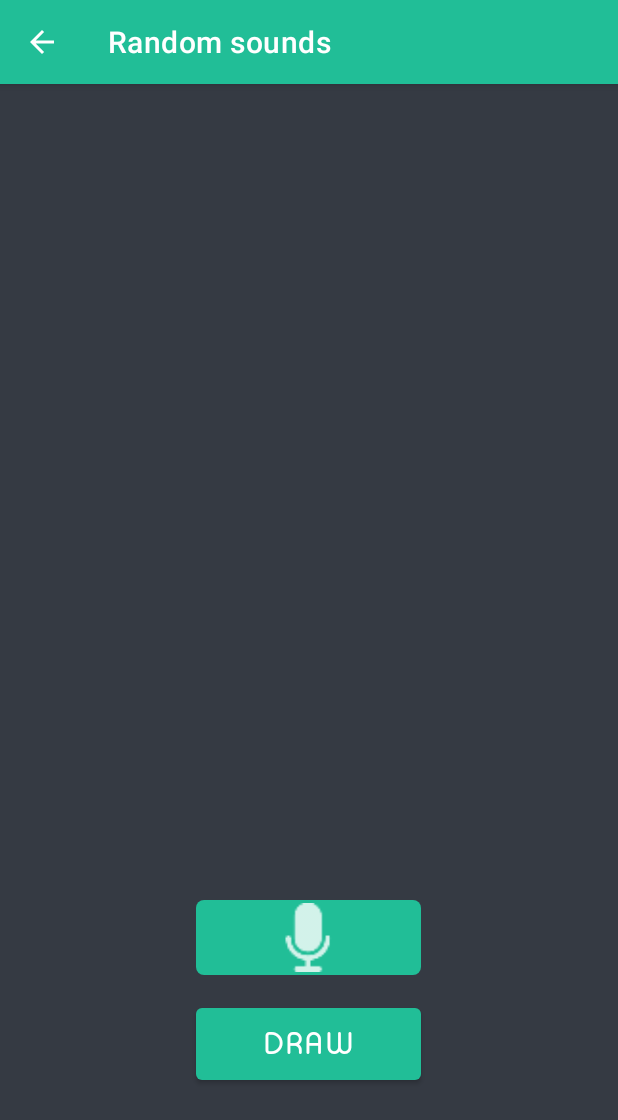
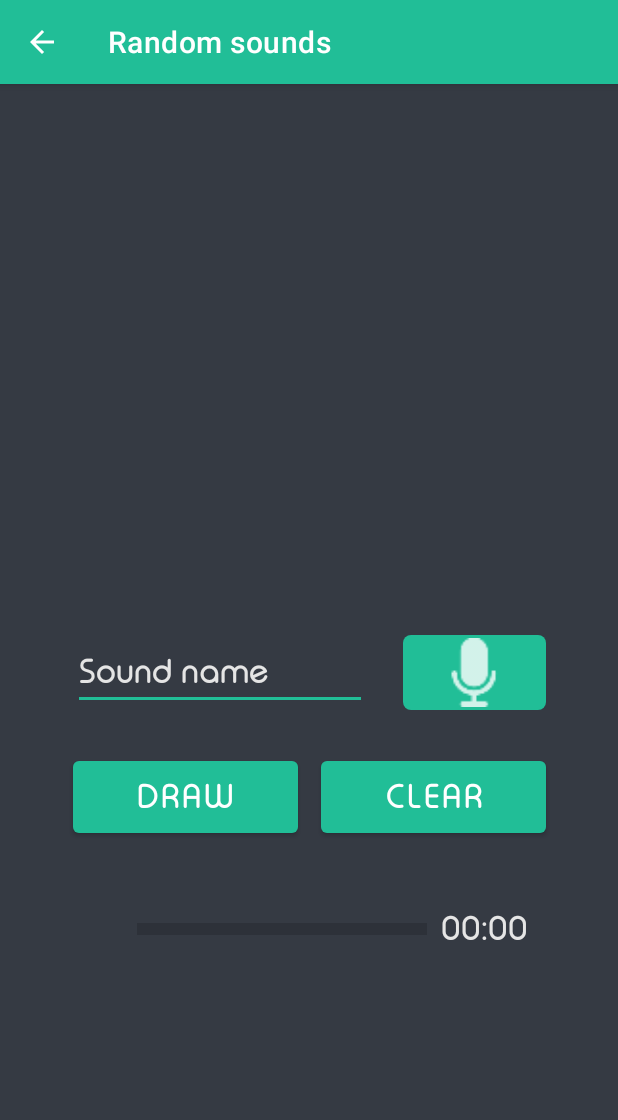
Before and after one commit to michal1702/RNG_AndroidApp, an Android app: the RandomSoundsActivity screen opened directly, with no data from a screen before it, on a phone screen of 412 x 824 dp. Shown: the top 1120 px of the screen. Run offline under Robolectric (Android 15) with nearby library versions, the phone set to English and light mode, and no system bars.

Commit message:
implemented random sounds activity

```diff
--- a/app/src/main/java/com/project/randomnumbergenerator/RandomSoundsActivity.kt
+++ b/app/src/main/java/com/project/randomnumbergenerator/RandomSoundsActivity.kt
@@ -3,22 +3,27 @@ package com.project.randomnumbergenerator
 import android.Manifest
 import android.app.Activity
 import android.content.pm.PackageManager
-import androidx.appcompat.app.AppCompatActivity
 import android.os.Bundle
 import android.view.View
 import android.view.inputmethod.InputMethodManager
-import android.widget.Button
-import android.widget.ImageView
-import android.widget.ListView
+import android.widget.*
+import androidx.appcompat.app.AppCompatActivity
 import androidx.core.app.ActivityCompat
+import java.util.concurrent.TimeUnit
+import kotlin.random.Random
+
 
 private const val RECORD_AUDIO_PERMISSION = 200
 
 class RandomSoundsActivity : AppCompatActivity() {
     private lateinit var listView: ListView
-    private lateinit var generateButton: Button
+    private lateinit var drawButton: Button
     private lateinit var recordButton: ImageView
+    private lateinit var soundNameTextEdit: EditText
+    private lateinit var clearSounds: Button
     private lateinit var soundsListAdapter: SoundsListAdapter
+    private lateinit var soundProgressBar: ProgressBar
+    private lateinit var soundTime: TextView
     private lateinit var soundsArray: ArrayList<SoundsListItem>
     private var permissionToRecordAccepted = false
     private var isRecording = false
@@ -34,28 +39,77 @@ class RandomSoundsActivity : AppCompatActivity() {
         modifyActionBar()
 
         recordButton.setOnClickListener{
+            if(!soundNameTextEdit.text.isNullOrEmpty()) {
                 val itemNumber: Int = soundsArray.size
-            if(isRecording){
+                val soundName: String = soundNameTextEdit.text.toString()
+                if (isRecording) {
                     recordButton.setImageResource(R.drawable.ic_microphone)
                     manager?.stopRecording()
                     soundsListAdapter = SoundsListAdapter(applicationContext, soundsArray)
                     listView.adapter = soundsListAdapter
-                soundsArray.add(SoundsListItem("Sound no. $itemNumber", "sound-$itemNumber"))
+                    soundsArray.add(SoundsListItem(soundName, "sound-$itemNumber"))
                     isRecording = false
-            }else {
+                    soundNameTextEdit.setText("")
+                } else {
                     manager?.startRecording(this, "sound-$itemNumber")
                     recordButton.setImageResource(R.drawable.ic_pause)
                     isRecording = true
                 }
             }
-        generateButton.setOnClickListener{
+            else Toast.makeText(this, "Enter sound name", Toast.LENGTH_LONG).show()
+        }
+        drawButton.setOnClickListener{
+            if(soundsArray.isNotEmpty()){
+                val position = Random.nextInt(0, soundsArray.size)
+                Thread {
+                    var currentPosition = 0
+                    manager?.playSound("sound-$position")
+                    runOnUiThread {
+                        drawButton.isEnabled = false
+                        clearSounds.isEnabled = false
+                        recordButton.isEnabled = false
+                    }
+                    val duration = manager?.getDuration()!!
+                    soundProgressBar.max = duration
+                    while(manager?.getCurrentPosition()!! < duration) {
+                        currentPosition = manager?.getCurrentPosition()!!
+                        soundProgressBar.progress = currentPosition
+                        runOnUiThread {
+                            val stringFormat = String.format("%02d:%02d",
+                                    TimeUnit.MILLISECONDS.toMinutes(currentPosition.toLong()),
+                                    TimeUnit.MILLISECONDS.toSeconds(currentPosition.toLong()))
+                            soundTime.text = stringFormat
+                        }
+                    }
+                    runOnUiThread {
+                        soundTime.text = "00:00"
+                        drawButton.isEnabled = true
+                        clearSounds.isEnabled = true
+                        recordButton.isEnabled = true
+                    }
+                    soundProgressBar.progress = 0
+                }.start()
+               Toast.makeText(this, "Now playing: " + soundsArray[position].nameOfSound, Toast.LENGTH_SHORT).show()
             }
         }
 
+        clearSounds.setOnClickListener{
+            soundsArray.clear()
+            soundsListAdapter.notifyDataSetChanged()
+        }
+    }
+
+    /**
+     * Sets up controls like buttons, text fields, etc.
+     */
     private fun setControls(){
         listView = findViewById(R.id.soundsListView)
-        generateButton = findViewById(R.id.generateSoundButton)
+        drawButton = findViewById(R.id.generateSoundButton)
         recordButton = findViewById(R.id.recordSoundImageView)
+        soundNameTextEdit = findViewById(R.id.soundNameEditText)
+        clearSounds = findViewById(R.id.clearSoundsButton)
+        soundProgressBar = findViewById(R.id.soundProgressBar)
+        soundTime = findViewById(R.id.soundTimeTextView)
     }
 
     override fun onRequestPermissionsResult(requestCode: Int,
@@ -68,11 +122,19 @@ class RandomSoundsActivity : AppCompatActivity() {
         else false
         if(!permissionToRecordAccepted) finish()
     }
+
+    /**
+     * Method hides keyboard on focus off
+     * @param view view of this activity
+     */
     fun hideKeyboard(view: View) {
         val inputMethodManager: InputMethodManager = getSystemService(Activity.INPUT_METHOD_SERVICE) as InputMethodManager
         inputMethodManager.hideSoftInputFromWindow(currentFocus?.windowToken, 0)
     }
 
+    /**
+     * Sets up action bar
+     */
     private fun modifyActionBar(){
         val actionBar = supportActionBar
         actionBar!!.title = "Random sounds"
--- a/app/src/main/java/com/project/randomnumbergenerator/SoundsListAdapter.kt
+++ b/app/src/main/java/com/project/randomnumbergenerator/SoundsListAdapter.kt
@@ -37,7 +37,7 @@ class SoundsListAdapter(var context: Context, var arraySoundsItems: ArrayList<So
         }
 
         playButton.setOnClickListener{
-            player.playRecording(this.arraySoundsItems[position].filename)
+            player.playSound(this.arraySoundsItems[position].filename)
         }
         return view
     }
--- a/app/src/main/res/drawable/list_item_background.xml
+++ b/app/src/main/res/drawable/list_item_background.xml
@@ -4,7 +4,6 @@
         <layer-list>
             <item>
                 <shape android:shape="rectangle">
-                    <solid android:color="#08000000" />
                     <corners android:radius="4dp" />
                     <padding
                         android:bottom="3px"
--- a/app/src/main/res/layout/activity_random_sounds.xml
+++ b/app/src/main/res/layout/activity_random_sounds.xml
@@ -10,8 +10,9 @@
 
     <ListView
         android:id="@+id/soundsListView"
-        android:layout_width="409dp"
-        android:layout_height="488dp"
+        android:layout_width="364dp"
+        android:layout_height="303dp"
+        android:layout_marginTop="16dp"
         android:background="@color/dark_gray"
         android:divider="#21be97"
         android:dividerHeight="2dp"
@@ -22,29 +23,82 @@
 
     <ImageView
         android:id="@+id/recordSoundImageView"
-        android:layout_width="150dp"
+        android:layout_width="95dp"
         android:layout_height="50dp"
-        android:layout_marginTop="56dp"
+        android:layout_marginTop="48dp"
+        android:layout_marginEnd="24dp"
         android:background="@drawable/icons_rounded_borders_background"
         android:clickable="true"
         android:foreground="?android:attr/selectableItemBackground"
-        app:layout_constraintEnd_toEndOf="parent"
-        app:layout_constraintHorizontal_bias="0.498"
-        app:layout_constraintStart_toStartOf="parent"
+        app:layout_constraintEnd_toEndOf="@+id/soundsListView"
         app:layout_constraintTop_toBottomOf="@+id/soundsListView"
         app:srcCompat="@drawable/ic_microphone" />
+
+    <EditText
+        android:id="@+id/soundNameEditText"
+        android:layout_width="196dp"
+        android:layout_height="50dp"
+        android:layout_marginEnd="24dp"
+        android:backgroundTint="@color/light_green"
+        android:ems="10"
+        android:fontFamily="@font/round_regular"
+        android:hint="Sound name"
+        android:inputType="textPersonName"
+        android:textColor="@color/text_white"
+        android:textColorHint="@color/text_white"
+        android:textSize="22sp"
+        app:layout_constraintBottom_toBottomOf="@+id/recordSoundImageView"
+        app:layout_constraintEnd_toStartOf="@+id/recordSoundImageView"
+        app:layout_constraintHorizontal_bias="1.0"
+        app:layout_constraintStart_toStartOf="@+id/soundsListView"
+        app:layout_constraintTop_toTopOf="@+id/recordSoundImageView"
+        app:layout_constraintVertical_bias="0.0" />
 
     <Button
         android:id="@+id/generateSoundButton"
         android:layout_width="150dp"
         android:layout_height="60dp"
-        android:layout_marginTop="16dp"
+        android:fontFamily="@font/round_regular"
         android:text="@string/generate"
-        android:textSize="20sp"
+        android:textSize="22sp"
+        app:layout_constraintBottom_toBottomOf="@+id/clearSoundsButton"
+        app:layout_constraintStart_toStartOf="@+id/soundNameEditText"
+        app:layout_constraintTop_toTopOf="@+id/clearSoundsButton" />
+
+    <Button
+        android:id="@+id/clearSoundsButton"
+        android:layout_width="150dp"
+        android:layout_height="60dp"
+        android:layout_marginTop="28dp"
         android:fontFamily="@font/round_regular"
+        android:text="Clear"
+        android:textSize="22sp"
         app:layout_constraintEnd_toEndOf="@+id/recordSoundImageView"
-        app:layout_constraintHorizontal_bias="0.0"
-        app:layout_constraintStart_toStartOf="@+id/recordSoundImageView"
         app:layout_constraintTop_toBottomOf="@+id/recordSoundImageView" />
 
+    <ProgressBar
+        android:id="@+id/soundProgressBar"
+        style="?android:attr/progressBarStyleHorizontal"
+        android:layout_width="193dp"
+        android:layout_height="44dp"
+        android:layout_marginTop="36dp"
+        android:scaleY="2"
+        app:layout_constraintEnd_toStartOf="@+id/soundTimeTextView"
+        app:layout_constraintHorizontal_bias="0.826"
+        app:layout_constraintStart_toStartOf="@+id/generateSoundButton"
+        app:layout_constraintTop_toBottomOf="@+id/clearSoundsButton" />
+
+    <TextView
+        android:id="@+id/soundTimeTextView"
+        android:layout_width="70dp"
+        android:layout_height="wrap_content"
+        android:fontFamily="@font/round_regular"
+        android:text="00:00"
+        android:textColor="@color/text_white"
+        android:textSize="22sp"
+        app:layout_constraintBottom_toBottomOf="@+id/soundProgressBar"
+        app:layout_constraintEnd_toEndOf="@+id/clearSoundsButton"
+        app:layout_constraintTop_toTopOf="@+id/soundProgressBar"
+        app:layout_constraintVertical_bias="0.47" />
+
 </androidx.constraintlayout.widget.ConstraintLayout>
```
Also changed, not shown: app/src/main/java/com/project/randomnumbergenerator/SoundManager.kt (+47 -12 lines), app/src/main/res/layout/random_sounds_list_view_item.xml (+15 -11 lines). Lines whose indentation alone changed are shown as unchanged.
